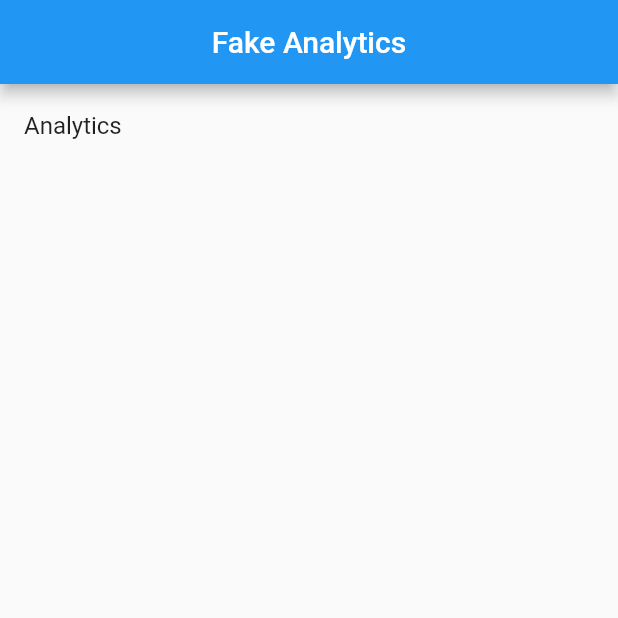
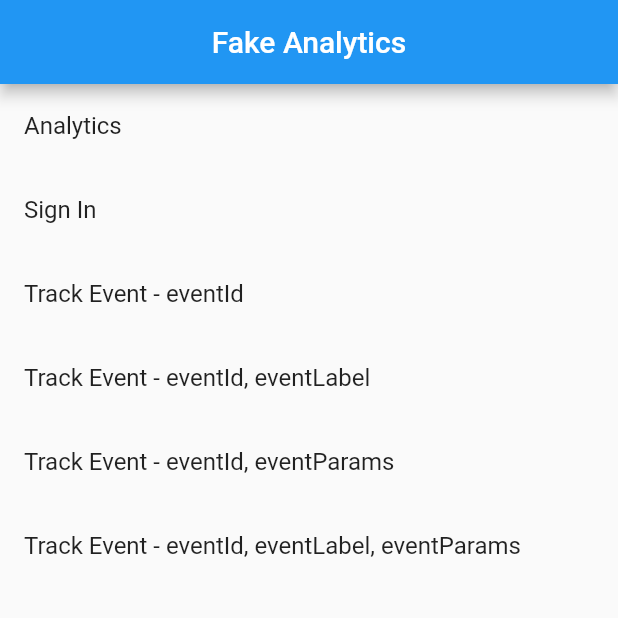
Before and after one commit to Zhaimm/fake_analytics, a Flutter app: the screen it shows after launch, on a phone screen of 412 x 824 dp, the top half of it. Run offline on Flutter 3.47's test engine with Material 2 defaults, Android fonts, the phone set to English and light mode, and no system bars; missing offline and left inert: fake_lifecycle.

Commit message:
talkingdata - flutter demo

```diff
--- a/example/lib/app/app.dart
+++ b/example/lib/app/app.dart
@@ -3,12 +3,14 @@ import 'package:fake_lifecycle/fake_lifecycle.dart';
 import 'package:flutter/cupertino.dart';
 import 'package:flutter/material.dart';
 import 'package:flutter/widgets.dart';
+import 'package:scoped_model/scoped_model.dart';
 import '../analytics/analytics_tracker.dart';
 import '../components/about/about_component.dart';
 import '../components/analytics/analytics_component.dart';
 import '../components/home/home_component.dart';
 import '../components/not_found/not_found_component.dart';
 import '../navigator/navigator.dart';
+import 'app_view_model.dart';
 
 class App extends StatefulWidget {
   @override
@@ -18,20 +20,39 @@ class App extends StatefulWidget {
 }
 
 class _AppState extends State<App> {
-  Analytics analytics = Analytics()
-    ..startWork(
-      appId: 'F4813AF882C147D6BD02732E8DE11A3B',
-      channelId: () => Future<String>.value('xxx'),
-    );
+  AppViewModel _model = AppViewModel();
+
+  @override
+  void initState() {
+    super.initState();
+    _model.initApp();
+  }
 
   @override
   Widget build(BuildContext context) {
+    return ScopedModel<AppViewModel>(
+      model: _model,
+      child: _RawApp(),
+    );
+  }
+}
+
+class _RawApp extends StatelessWidget {
+  @override
+  Widget build(BuildContext context) {
+    return ScopedModelDescendant<AppViewModel>(
+      builder: (
+        BuildContext context,
+        Widget child,
+        AppViewModel model,
+      ) {
         return MaterialApp(
-      onGenerateRoute: _onGenerateRoute,
+          onGenerateRoute: (RouteSettings settings) =>
+              _lifecycleRouteRoute(model.analytics, settings),
           navigatorObservers: <NavigatorObserver>[
             LifecycleRouteObserver(
               tracker: AnalyticsTracker(
-            analytics: analytics,
+                analytics: model.analytics,
                 nameExtractor: _nameExtractor,
               ),
             ),
@@ -40,9 +61,12 @@ class _AppState extends State<App> {
             platform: TargetPlatform.iOS,
           ),
         );
+      },
+    );
   }
 
-  Route<dynamic> _onGenerateRoute(RouteSettings settings) {
+  Route<dynamic> _lifecycleRouteRoute(
+      Analytics analytics, RouteSettings settings) {
     return MaterialPageRoute<dynamic>(
       builder: (BuildContext context) {
         Widget component;
--- /dev/null
+++ b/example/lib/app/app_view_model.dart
@@ -0,0 +1,33 @@
+import 'package:fake_analytics/fake_analytics.dart';
+import 'package:flutter/material.dart';
+import 'package:scoped_model/scoped_model.dart';
+
+class AppViewModel extends Model {
+
+  bool _initialized;
+
+  Analytics _analytics;
+
+  bool get initialized => _initialized ?? false;
+
+  Analytics get analytics => _analytics;
+
+  Future<void> initApp() async {
+    _analytics = Analytics();
+    await _analytics.startWork(
+      appId: 'F4813AF882C147D6BD02732E8DE11A3B',
+      channelId: () => Future<String>.value('xxx'),
+      enableDebug: !_isReleaseMode(),
+    );
+    _initialized = true;
+    notifyListeners();
+  }
+
+  bool _isReleaseMode() {
+    return const bool.fromEnvironment('dart.vm.product');
+  }
+
+  static AppViewModel of(BuildContext context) {
+    return ScopedModel.of<AppViewModel>(context);
+  }
+}
--- a/example/lib/components/home/home_component.dart
+++ b/example/lib/components/home/home_component.dart
@@ -1,6 +1,7 @@
 import 'package:flutter/cupertino.dart';
 import 'package:flutter/material.dart';
 import 'package:flutter/widgets.dart';
+import '../../app/app_view_model.dart';
 import '../../navigator/navigator.dart';
 
 class HomeComponent extends StatefulWidget {
@@ -25,6 +26,58 @@ class _HomeComponentState extends State<HomeComponent> {
               Navigator.of(context).pushNamed(AppNavigator.analytics);
             },
           ),
+          ListTile(
+            title: const Text('Sign In'),
+            onTap: () {
+              AppViewModel.of(context)
+                  .analytics
+                  .signIn(uid: 'abc', name: 'abc');
+            },
+          ),
+          ListTile(
+            title: const Text('Track Event - eventId'),
+            onTap: () {
+              AppViewModel.of(context).analytics.trackEvent(
+                    eventId: 'abc',
+                  );
+            },
+          ),
+          ListTile(
+            title: const Text('Track Event - eventId, eventLabel'),
+            onTap: () {
+              AppViewModel.of(context).analytics.trackEvent(
+                    eventId: 'efg',
+                    eventLabel: 'efg',
+                  );
+            },
+          ),
+          ListTile(
+            title: const Text('Track Event - eventId, eventParams'),
+            onTap: () {
+              AppViewModel.of(context).analytics.trackEvent(
+                eventId: 'hij',
+                eventParams: <String, dynamic>{
+                  'key-i': 1,
+                  'key-f': 1.0,
+                  'key-s': 'value',
+                },
+              );
+            },
+          ),
+          ListTile(
+            title: const Text('Track Event - eventId, eventLabel, eventParams'),
+            onTap: () {
+              AppViewModel.of(context).analytics.trackEvent(
+                eventId: 'klm',
+                eventLabel: 'klm',
+                eventParams: <String, dynamic>{
+                  'key-i': 1,
+                  'key-f': 1.0,
+                  'key-s': 'value',
+                },
+              );
+            },
+          ),
         ],
       ),
     );
--- a/example/pubspec.yaml
+++ b/example/pubspec.yaml
@@ -13,6 +13,7 @@ dependencies:
   # Use with the CupertinoIcons class for iOS style icons.
   cupertino_icons: ^0.1.2
 
+  scoped_model: ^1.0.1
   fake_lifecycle: ^0.1.0
 
   fake_analytics:
--- a/pubspec.yaml
+++ b/pubspec.yaml
@@ -17,6 +17,7 @@ dev_dependencies:
   flutter_test:
     sdk: flutter
 
+  scoped_model: ^1.0.1
   fake_lifecycle: ^0.1.0
 
   pedantic: '>=1.4.0 <3.0.0'
```
Lines whose indentation alone changed are shown as unchanged.
